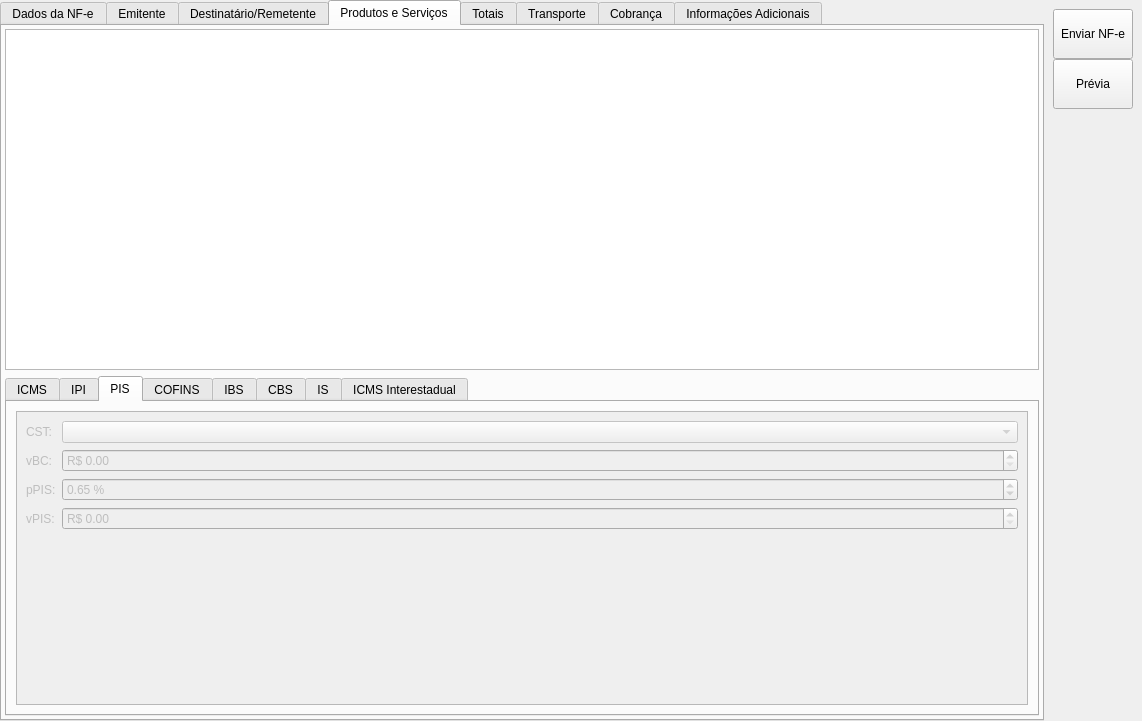
Qt form ui/cadastrarnfe.ui (darktorres/ERP-STACCATO) before a commit.
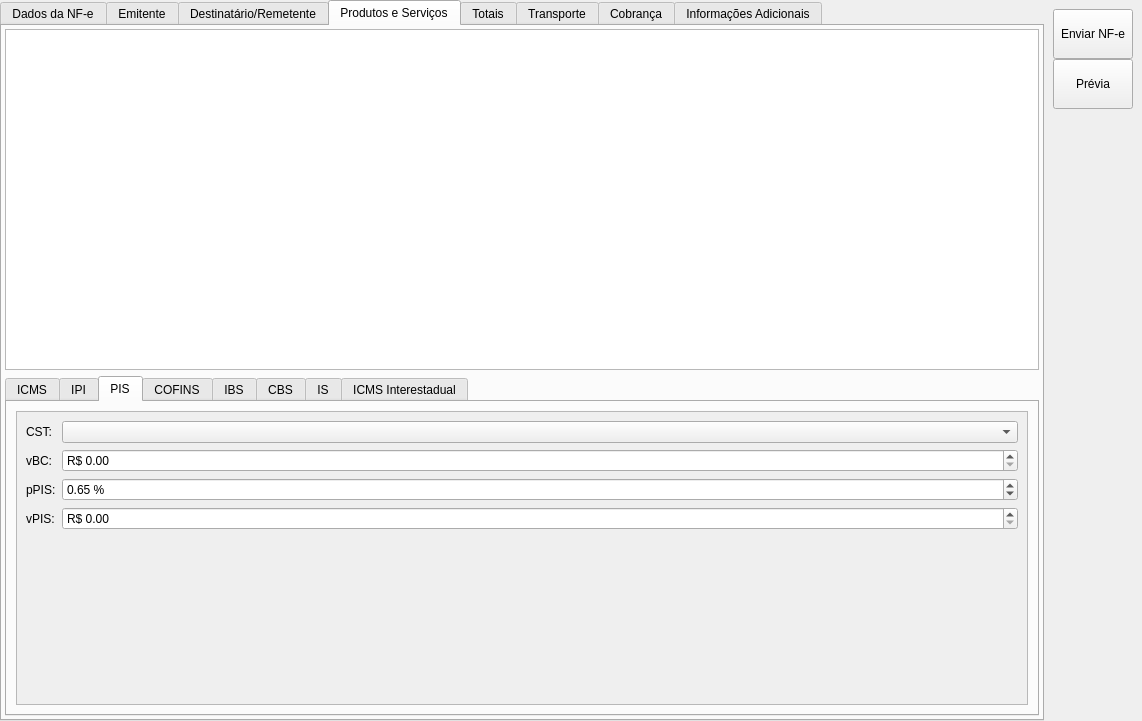
The same form after that commit. The open tabs and pages were chosen to show the change. Custom widgets are drawn as their Qt base class.

Patch:
```diff
--- a/ui/cadastrarnfe.ui
+++ b/ui/cadastrarnfe.ui
@@ -1737,7 +1737,7 @@
            <item row="0" column="0" colspan="2">
             <widget class="QScrollArea" name="scrollAreaPIS">
              <property name="enabled">
-              <bool>false</bool>
+              <bool>true</bool>
              </property>
              <property name="widgetResizable">
               <bool>true</bool>
```
Left out of the diff: 8 changed lines with no effect on the pictures.
